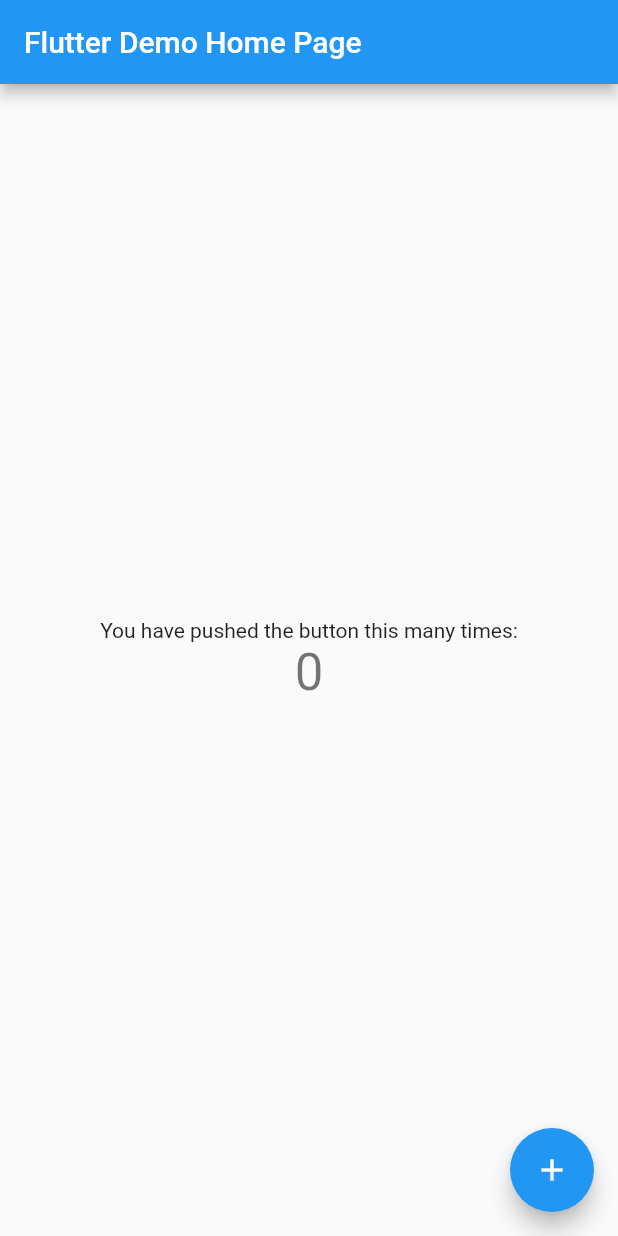
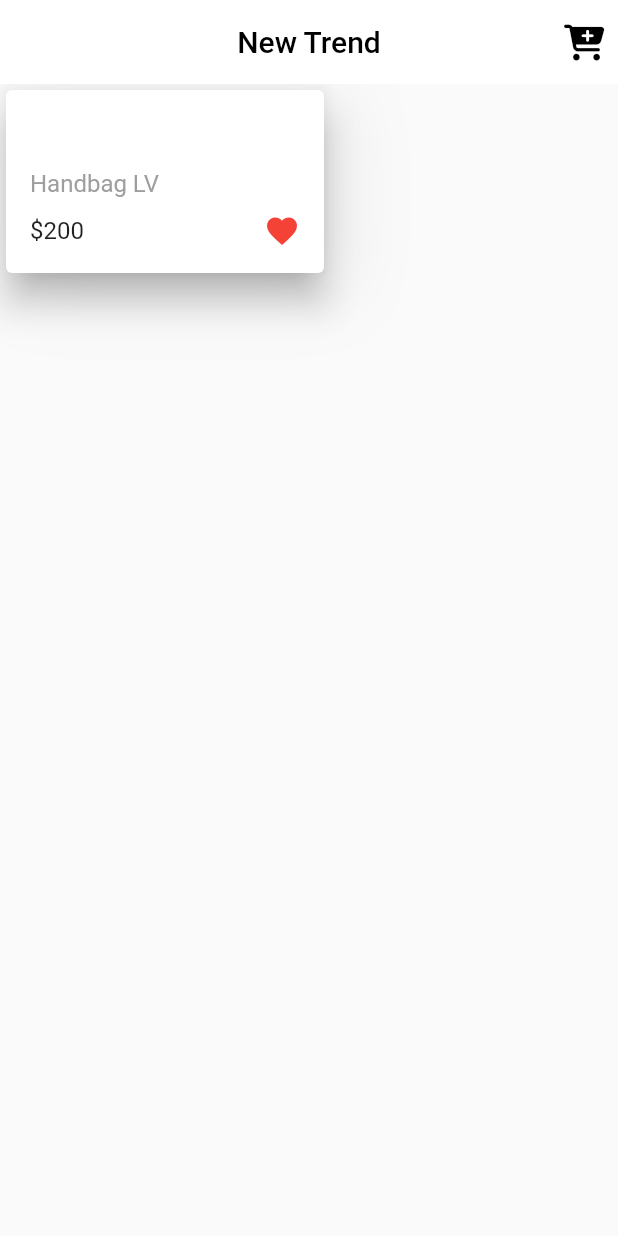
Before and after one commit to Fnmghaithi/store_app, a Flutter app: the screen it shows after launch, on a phone screen of 412 x 824 dp. Run offline on Flutter 3.47's test engine with Material 2 defaults, Android fonts, the phone set to English and light mode, and no system bars; our stand-ins replace font_awesome_flutter.

Commit message:
Started with the ProductCard UI.

```diff
--- a/lib/main.dart
+++ b/lib/main.dart
@@ -1,116 +1,20 @@
 import 'package:flutter/material.dart';
-import 'package:http/http.dart' as http;
+import 'package:store_app/screens/home_page.dart';
 
 void main() {
-  runApp(const MyApp());
+  runApp(const StoreApp());
 }
 
-class MyApp extends StatelessWidget {
-  const MyApp({super.key});
+class StoreApp extends StatelessWidget {
+  const StoreApp({super.key});
 
-  // This widget is the root of your application.
   @override
   Widget build(BuildContext context) {
     return MaterialApp(
-      title: 'Flutter Demo',
-      theme: ThemeData(
-        // This is the theme of your application.
-        //
-        // Try running your application with "flutter run". You'll see the
-        // application has a blue toolbar. Then, without quitting the app, try
-        // changing the primarySwatch below to Colors.green and then invoke
-        // "hot reload" (press "r" in the console where you ran "flutter run",
-        // or simply save your changes to "hot reload" in a Flutter IDE).
-        // Notice that the counter didn't reset back to zero; the application
-        // is not restarted.
-        primarySwatch: Colors.blue,
-      ),
-      home: const MyHomePage(title: 'Flutter Demo Home Page'),
+      routes: {
+        HomePage.id: (context) => const HomePage(),
+      },
+      initialRoute: HomePage.id,
     );
   }
 }
-
-class MyHomePage extends StatefulWidget {
-  const MyHomePage({super.key, required this.title});
-
-  // This widget is the home page of your application. It is stateful, meaning
-  // that it has a State object (defined below) that contains fields that affect
-  // how it looks.
-
-  // This class is the configuration for the state. It holds the values (in this
-  // case the title) provided by the parent (in this case the App widget) and
-  // used by the build method of the State. Fields in a Widget subclass are
-  // always marked "final".
-
-  final String title;
-
-  @override
-  State<MyHomePage> createState() => _MyHomePageState();
-}
-
-class _MyHomePageState extends State<MyHomePage> {
-  int _counter = 0;
-
-  void _incrementCounter() {
-    setState(() {
-      // This call to setState tells the Flutter framework that something has
-      // changed in this State, which causes it to rerun the build method below
-      // so that the display can reflect the updated values. If we changed
-      // _counter without calling setState(), then the build method would not be
-      // called again, and so nothing would appear to happen.
-      _counter++;
-    });
-  }
-
-  @override
-  Widget build(BuildContext context) {
-    // This method is rerun every time setState is called, for instance as done
-    // by the _incrementCounter method above.
-    //
-    // The Flutter framework has been optimized to make rerunning build methods
-    // fast, so that you can just rebuild anything that needs updating rather
-    // than having to individually change instances of widgets.
-    return Scaffold(
-      appBar: AppBar(
-        // Here we take the value from the MyHomePage object that was created by
-        // the App.build method, and use it to set our appbar title.
-        title: Text(widget.title),
-      ),
-      body: Center(
-        // Center is a layout widget. It takes a single child and positions it
-        // in the middle of the parent.
-        child: Column(
-          // Column is also a layout widget. It takes a list of children and
-          // arranges them vertically. By default, it sizes itself to fit its
-          // children horizontally, and tries to be as tall as its parent.
-          //
-          // Invoke "debug painting" (press "p" in the console, choose the
-          // "Toggle Debug Paint" action from the Flutter Inspector in Android
-          // Studio, or the "Toggle Debug Paint" command in Visual Studio Code)
-          // to see the wireframe for each widget.
-          //
-          // Column has various properties to control how it sizes itself and
-          // how it positions its children. Here we use mainAxisAlignment to
-          // center the children vertically; the main axis here is the vertical
-          // axis because Columns are vertical (the cross axis would be
-          // horizontal).
-          mainAxisAlignment: MainAxisAlignment.center,
-          children: <Widget>[
-            const Text(
-              'You have pushed the button this many times:',
-            ),
-            Text(
-              '$_counter',
-              style: Theme.of(context).textTheme.headline4,
-            ),
-          ],
-        ),
-      ),
-      floatingActionButton: FloatingActionButton(
-        onPressed: () {},
-        tooltip: 'Increment',
-        child: const Icon(Icons.add),
-      ), // This trailing comma makes auto-formatting nicer for build methods.
-    );
-  }
-}
--- /dev/null
+++ b/lib/screens/home_page.dart
@@ -0,0 +1,85 @@
+import 'package:flutter/material.dart';
+import 'package:font_awesome_flutter/font_awesome_flutter.dart';
+
+class HomePage extends StatelessWidget {
+  static const String id = 'HomePage';
+  const HomePage({super.key});
+
+  @override
+  Widget build(BuildContext context) {
+    return Scaffold(
+      appBar: AppBar(
+        backgroundColor: Colors.white,
+        elevation: 0,
+        title: const Text(
+          'New Trend',
+          style: TextStyle(
+            color: Colors.black,
+          ),
+        ),
+        centerTitle: true,
+        actions: [
+          IconButton(
+            onPressed: () {},
+            icon: const Icon(
+              FontAwesomeIcons.cartPlus,
+              color: Colors.black,
+            ),
+          )
+        ],
+      ),
+      body: Container(
+        decoration: BoxDecoration(
+          boxShadow: [
+            BoxShadow(
+              blurRadius: 40.0,
+              color: Colors.grey.withOpacity(0.2),
+              spreadRadius: 0,
+              offset: const Offset(10, 10),
+            ),
+          ],
+        ),
+        height: 130,
+        width: 220,
+        child: Card(
+          elevation: 10.0,
+          child: Padding(
+            padding: const EdgeInsets.symmetric(
+              horizontal: 16.0,
+              vertical: 16.0,
+            ),
+            child: Column(
+              crossAxisAlignment: CrossAxisAlignment.start,
+              mainAxisAlignment: MainAxisAlignment.end,
+              children: [
+                Text(
+                  'Handbag LV',
+                  style: TextStyle(
+                    color: Colors.grey,
+                    fontSize: 16,
+                  ),
+                ),
+                SizedBox(height: 10),
+                Row(
+                  mainAxisAlignment: MainAxisAlignment.spaceBetween,
+                  children: [
+                    Text(
+                      '\$200',
+                      style: TextStyle(
+                        fontSize: 16,
+                      ),
+                    ),
+                    Icon(
+                      Icons.favorite,
+                      color: Colors.red,
+                    )
+                  ],
+                )
+              ],
+            ),
+          ),
+        ),
+      ),
+    );
+  }
+}
--- a/pubspec.yaml
+++ b/pubspec.yaml
@@ -37,6 +37,7 @@ dependencies:
   # Use with the CupertinoIcons class for iOS style icons.
   cupertino_icons: ^1.0.2
   http: ^0.13.5
+  font_awesome_flutter: ^10.4.0
 
 dev_dependencies:
   flutter_test:
```
Also changed, not shown: pubspec.lock.
